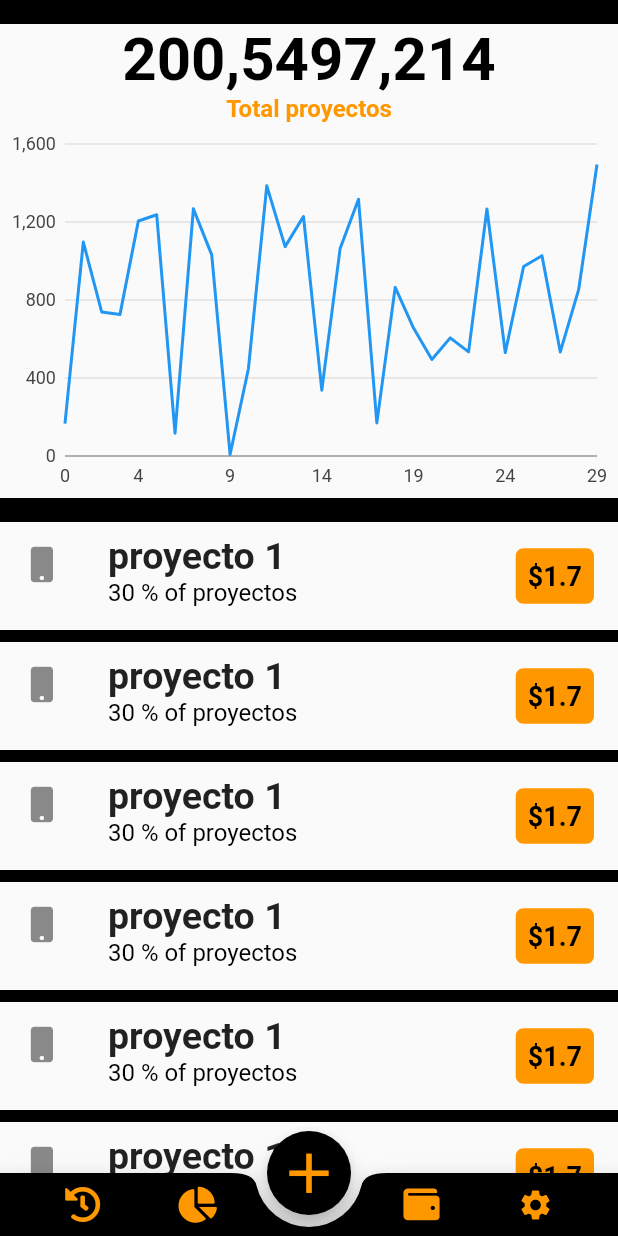
After one commit to LGuillermoUH/System_Hub, a Flutter app: the HomePage screen opened directly, on a phone screen of 412 x 824 dp. The commit adds this screen. Run offline on Flutter 3.47's test engine with Material 2 defaults, Android fonts, the phone set to English and light mode, and no system bars; our stand-ins replace charts_flutter, font_awesome_flutter; missing offline and left inert: graph_widget.

Commit message:
Quedo interfaz de grafica

```diff
--- /dev/null
+++ b/lib/pages/graficas1.dart
@@ -0,0 +1,201 @@
+import 'package:flutter/material.dart';
+import 'package:font_awesome_flutter/font_awesome_flutter.dart';
+import 'package:holamundo/pages/perfil.dart';
+
+import 'graph_widget.dart';
+
+
+class Elfinal extends StatelessWidget {
+  @override
+  Widget build(BuildContext context) {
+    return Scaffold(
+      backgroundColor:Color.fromARGB(250,30,26,26),
+      appBar: new AppBar(
+
+
+        title: Row(
+          mainAxisAlignment: MainAxisAlignment.end,
+          children: <Widget>[
+            Image.asset(
+              'img/logo.jpg',
+                fit: BoxFit.cover,
+                height: 45,
+            )
+          ],
+        ),
+        leading:  IconButton(icon: Icon(Icons.arrow_back,size:46.0),
+        onPressed: ()=>Navigator.of(context).push(new MaterialPageRoute(
+                  builder: (BuildContext context)=>Perfil(),
+                )),
+                /* title: Text('AppBar Back Button'),
+        leading: IconButton(icon:Icon(Icons.arrow_back),
+          onPressed:() => Navigator.pop(context, false),
+        )
+      ),*/
+        ),
+
+      ),
+      body: Container(
+
+       child: HomePage(),
+
+      ),
+
+
+    );
+  }
+}
+
+class HomePage extends StatefulWidget {
+  @override
+  _HomePageState createState() => _HomePageState();
+}
+
+class _HomePageState extends State<HomePage> {
+  Widget _botomAccion(IconData icon){
+    return InkWell(
+
+      child: Padding(
+          padding: const EdgeInsets.all(9.0),
+
+          child: Icon(icon,color: Colors.orange)
+      ),
+      onTap: (){},
+    );
+  }
+
+  @override
+  Widget build(BuildContext context) {
+    return Scaffold(
+      bottomNavigationBar: BottomAppBar(
+        color: Colors.black,
+        notchMargin: 8.0,
+        shape: CircularNotchedRectangle(),
+        child: Row(
+          mainAxisSize: MainAxisSize.max,
+          mainAxisAlignment: MainAxisAlignment.spaceEvenly,
+          children: <Widget>[
+            _botomAccion(FontAwesomeIcons.history),
+            _botomAccion(FontAwesomeIcons.chartPie),
+            SizedBox(width: 40.0),
+            _botomAccion(FontAwesomeIcons.wallet),
+            _botomAccion(Icons.settings)
+          ],
+        ),
+      ),
+      floatingActionButtonLocation: FloatingActionButtonLocation.centerDocked,
+      floatingActionButton: FloatingActionButton(
+        backgroundColor: Colors.black,
+        child: Icon(Icons.add,color: Colors.orange,size: 45,),
+        onPressed: (){},
+      ),
+      body: _body(),
+    );
+  }
+
+  Widget _body(){
+    return SafeArea(
+      child: Column(
+        children: <Widget>[
+          _selector(),
+          Container(
+            color: Colors.black/*.blueAccent.withOpacity(0.15)*/,
+            height: 16.0,
+          ),
+          _extenses(),
+          _graph(),
+          Container(
+            color: Colors.black/*blueAccent.withOpacity(0.15)*/,
+            height: 16.0,
+          ),
+          _list(),
+        ],
+      ),
+    );
+  }
+
+  Widget _selector()=> Container();
+
+  Widget _extenses() {
+    return Column(
+      children: <Widget>[
+        Text("200,5497,214",
+          style: TextStyle(
+            fontWeight: FontWeight.bold,
+            fontSize: 40.0,
+            color:  Colors.black,
+          ),
+        ),
+        Text("Total proyectos",
+          style: TextStyle(
+            fontWeight: FontWeight.bold,
+            fontSize: 16.0,
+            color:  Colors.orange,
+          ),
+        ),
+      ],
+    );
+  }
+
+  Widget _graph() {
+
+    return Container(
+      height: 250.0,
+      child: GraphWidget(),
+    );
+  }
+
+
+  Widget _list(){
+    return Expanded(
+      child: ListView.separated(
+        itemCount: 10,
+        itemBuilder: (BuildContext contex, int index) => _item(FontAwesomeIcons.mobile, "proyecto 1", 30, 1.7),
+        separatorBuilder: (BuildContext context, int index)  {
+          return Container(
+            color: Colors.black/*blueAccent.withOpacity(0.15)*/,
+            height: 8.0,
+          );
+        },
+      ),
+    );
+
+
+  }
+
+  Widget _item(IconData icon, String nombre, int porcentaje , double value) {
+    return ListTile(
+      leading: Icon(icon),
+      title: Text(nombre,
+        style: TextStyle(
+          fontWeight: FontWeight.bold,
+          fontSize: 25.0,
+        ),
+      ),
+
+      subtitle: Text("$porcentaje % of proyectos",
+        style: TextStyle(
+          fontSize: 16.0,
+          color:  Colors.black/*blueGrey*/,
+        ),
+      ),
+
+      trailing: Container(
+        decoration: BoxDecoration(
+          color: Colors.orange/*blueAccent.withOpacity(0.2)*/,
+          borderRadius: BorderRadius.circular(5.0),
+        ),
+        child: Padding(
+          padding: const EdgeInsets.all(8.0),
+          child: Text("\$$value",
+            style: TextStyle(
+              color: Colors.black,
+              fontWeight: FontWeight.bold,
+              fontSize: 18.0,
+            ),
+          ),
+        ),
+      ),
+    );
+  }
+}
--- /dev/null
+++ b/lib/pages/graph_widget.dart
@@ -0,0 +1,91 @@
+import 'dart:math';
+import 'package:flutter/material.dart';
+import 'package:charts_flutter/flutter.dart';
+
+class GraphWidget extends StatefulWidget {
+  @override
+  _GraphWidgetState createState() => _GraphWidgetState();
+}
+
+class _GraphWidgetState extends State<GraphWidget> {
+  var data;
+
+
+  @override
+  void initState() {
+    super.initState();
+
+    var r = Random();
+    data = List<double>.generate(30, (i) => r.nextDouble() * 1500);
+  }
+
+  _onSelectionChanged(SelectionModel model) {
+    final selectedDatum = model.selectedDatum;
+
+    var time;
+    final measures = <String, double>{};
+
+    // We get the model that updated with a list of [SeriesDatum] which is
+    // simply a pair of series & datum.
+    //
+    // Walk the selection updating the measures map, storing off the sales and
+    // series name for each selection point.
+    if (selectedDatum.isNotEmpty) {
+      time = selectedDatum.first.datum;
+      selectedDatum.forEach((SeriesDatum datumPair) {
+        measures[datumPair.series.displayName] = datumPair.datum;
+      });
+    }
+
+    print(time);
+    print(measures);
+
+    // Request a build.
+    //setState(() {
+    //_time = time;
+    //_measures = measures;
+    //});
+  }
+
+  @override
+  Widget build(BuildContext context) {
+    List<Series<double, num>> series = [
+      Series<double, int>(
+        id: 'Gasto',
+        colorFn: (_, __) => MaterialPalette.blue.shadeDefault,
+        domainFn: (value, index) => index,
+        measureFn: (value, _) => value,
+        data: data,
+        strokeWidthPxFn: (_, __) => 6,
+      )
+    ];
+
+    return LineChart(series,
+      animate: false,
+      selectionModels: [
+        SelectionModelConfig(
+          type: SelectionModelType.info,
+          changedListener: _onSelectionChanged,
+        )
+      ],
+      domainAxis: NumericAxisSpec(
+          tickProviderSpec: StaticNumericTickProviderSpec(
+              [
+                TickSpec(0, label: '01'),
+                TickSpec(4, label: '05'),
+                TickSpec(9, label: '10'),
+                TickSpec(14, label: '15'),
+                TickSpec(19, label: '20'),
+                TickSpec(24, label: '25'),
+                TickSpec(29, label: '30'),
+              ]
+          )
+      ),
+      primaryMeasureAxis: NumericAxisSpec(
+        tickProviderSpec: BasicNumericTickProviderSpec(
+          desiredTickCount: 5,
+        ),
+      ),
+    );
+  }
+}
--- a/pubspec.yaml
+++ b/pubspec.yaml
@@ -21,10 +21,11 @@ dependencies:
     sdk: flutter
   circular_profile_avatar: ^1.0.2
   font_awesome_flutter: ^8.5.0
-
+  graph_widget: ^1.0.13
   # The following adds the Cupertino Icons font to your application.
   # Use with the CupertinoIcons class for iOS style icons.
   cupertino_icons: ^0.1.2
+  charts_flutter: ^0.6.0
 
 dev_dependencies:
   flutter_test:
```
Also changed, not shown: lib/main.dart (+16 -0 lines), lib/pages/graficas.dart (added, +186 -0 lines), pubspec.lock.
